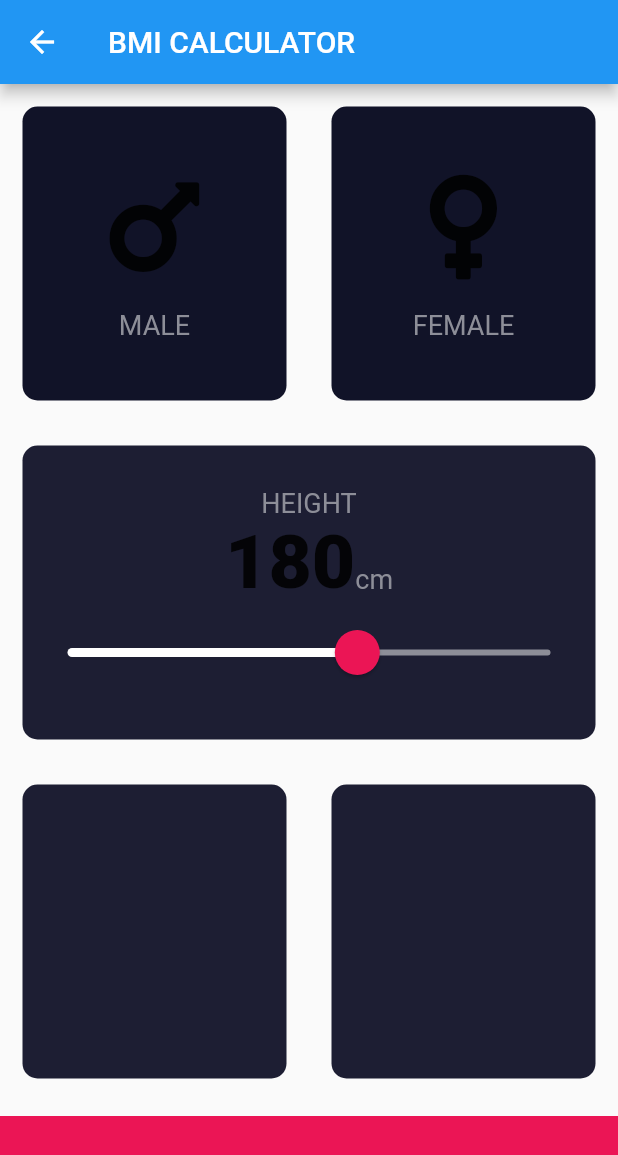
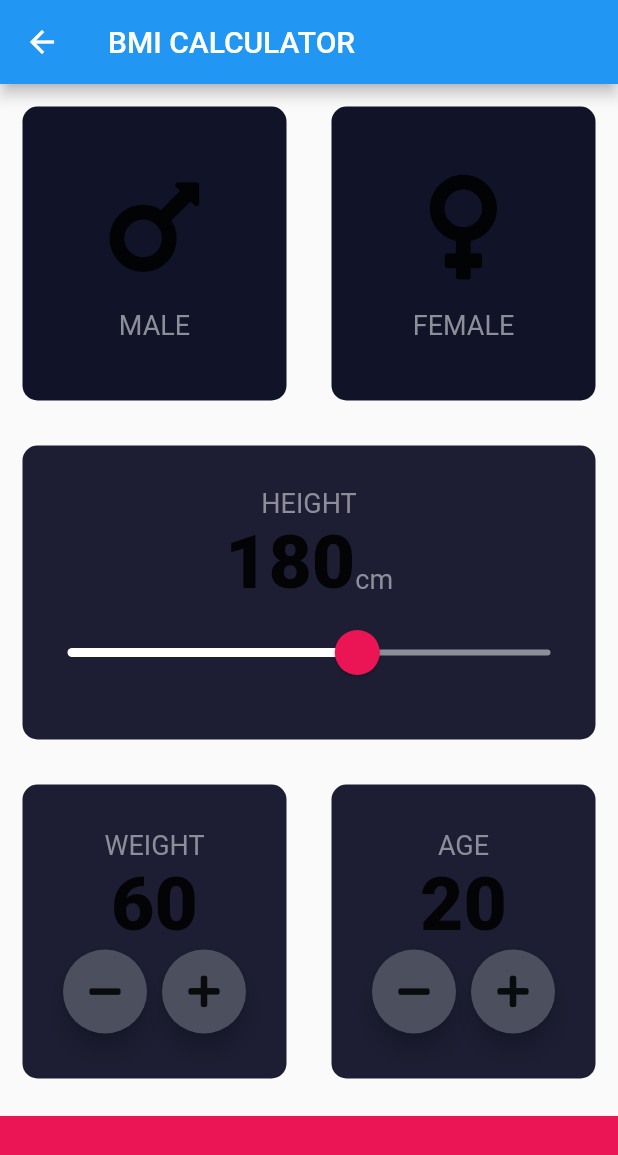
Before and after one commit to mattydeprecate/flutter-playground, a Flutter app: the InputPage screen opened directly, on a phone screen of 412 x 824 dp. Shown: the top 1155 px of the screen. Run offline on Flutter 3.47's test engine with Material 2 defaults, Android fonts, the light colour scheme and no system bars; our stand-ins replace audioplayers, font_awesome_flutter, rflutter_alert.

Commit message:
add weight and age pickers

```diff
--- a/lib/bmicalculator/bmicalculator_screen.dart
+++ b/lib/bmicalculator/bmicalculator_screen.dart
@@ -28,6 +28,8 @@
 class _InputPageState extends State<InputPage> {
   Gender selectedGender;
   int height = 180;
+  int weight = 60;
+  int age = 20;
 
   @override
   Widget build(BuildContext context) {
@@ -130,11 +132,85 @@
               Expanded(
                 child: ReusableCard(
                   color: kActiveCardColor,
+                  cardChild: Column(
+                    mainAxisAlignment: MainAxisAlignment.center,
+                    children: [
+                      Text(
+                        "WEIGHT",
+                        style: kLabelTextStyle,
+                      ),
+                      Text(
+                        weight.toString(),
+                        style: kNumberTextStyle,
+                      ),
+                      Row(
+                        mainAxisAlignment: MainAxisAlignment.center,
+                        children: [
+                          RoundIconButton(
+                            icon: FontAwesomeIcons.minus,
+                            onPressed: () {
+                              setState(() {
+                                weight--;
+                              });
+                            },
+                          ),
+                          SizedBox(
+                            width: 10,
+                          ),
+                          RoundIconButton(
+                            icon: FontAwesomeIcons.plus,
+                            onPressed: () {
+                              setState(() {
+                                weight++;
+                              });
+                            },
+                          ),
+                        ],
+                      ),
+                    ],
+                  ),
                 ),
               ),
               Expanded(
                 child: ReusableCard(
                   color: kActiveCardColor,
+                  cardChild: Column(
+                    mainAxisAlignment: MainAxisAlignment.center,
+                    children: [
+                      Text(
+                        "AGE",
+                        style: kLabelTextStyle,
+                      ),
+                      Text(
+                        age.toString(),
+                        style: kNumberTextStyle,
+                      ),
+                      Row(
+                        mainAxisAlignment: MainAxisAlignment.center,
+                        children: [
+                          RoundIconButton(
+                            icon: FontAwesomeIcons.minus,
+                            onPressed: () {
+                              setState(() {
+                                age--;
+                              });
+                            },
+                          ),
+                          SizedBox(
+                            width: 10,
+                          ),
+                          RoundIconButton(
+                            icon: FontAwesomeIcons.plus,
+                            onPressed: () {
+                              setState(() {
+                                age++;
+                              });
+                            },
+                          ),
+                        ],
+                      ),
+                    ],
+                  ),
                 ),
               ),
             ],
@@ -150,3 +226,25 @@
     );
   }
 }
+
+class RoundIconButton extends StatelessWidget {
+  RoundIconButton({@required this.icon, @required this.onPressed});
+
+  final IconData icon;
+  final Function onPressed;
+
+  @override
+  Widget build(BuildContext context) {
+    return RawMaterialButton(
+      child: Icon(icon),
+      onPressed: onPressed,
+      elevation: 6.0,
+      constraints: BoxConstraints.tightFor(
+        width: 56.0,
+        height: 56.0,
+      ),
+      shape: CircleBorder(),
+      fillColor: Color(0xFF4C4F5E),
+    );
+  }
+}
```
